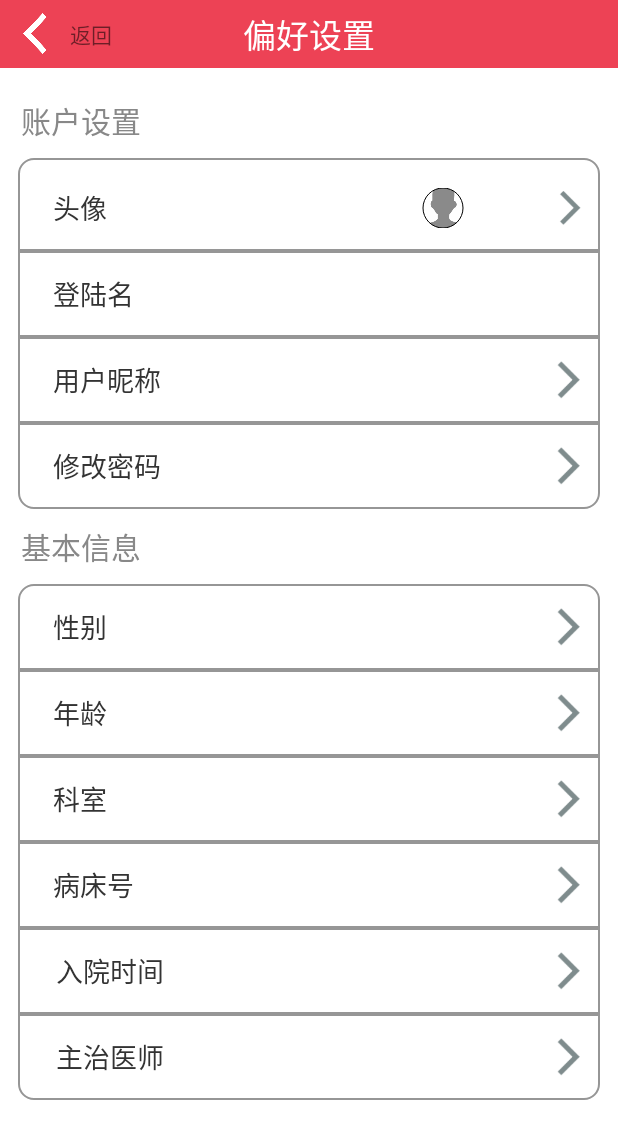
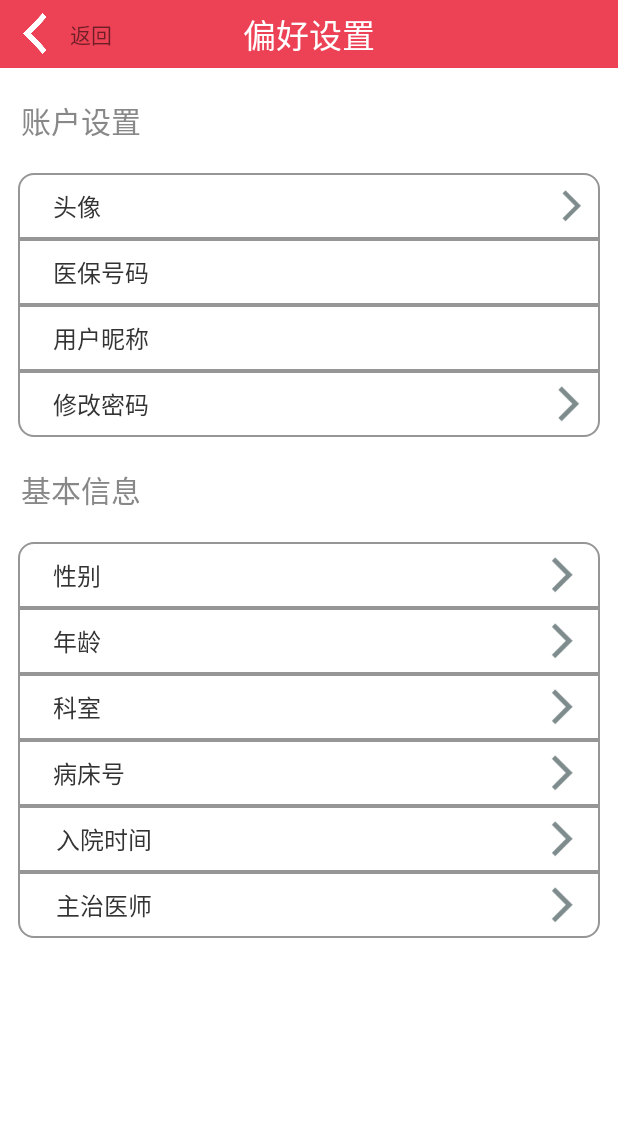
Before and after one commit to linw7/HAR-Android, an Android app: the SettingActivity screen opened directly, with no data from a screen before it, on a phone screen of 412 x 824 dp. Shown: the top 1139 px of the screen. Run offline under Robolectric (Android 15) with nearby library versions, the phone set to English and light mode, and no system bars; our stand-ins replace CircleImageView; 1 statement that could not run was skipped.

```diff
--- a/app/build.gradle
+++ b/app/build.gradle
@@ -38,4 +38,5 @@ dependencies {
     compile 'com.android.support.constraint:constraint-layout:1.0.2'
     compile 'com.android.support:cardview-v7:25.3.1'
     testCompile 'junit:junit:4.12'
+    compile 'com.google.android.gms:play-services-maps:10.2.6'
 }
--- a/app/src/main/res/layout/activity_setting.xml
+++ b/app/src/main/res/layout/activity_setting.xml
@@ -36,6 +36,11 @@
                 android:textColor="#ff888888"
                 android:textSize="20sp" />
 
+            <FrameLayout
+                android:layout_width="match_parent"
+                android:layout_height="10dp">
+            </FrameLayout>
+
             <LinearLayout
                 android:layout_width="fill_parent"
                 android:layout_height="match_parent">
@@ -52,22 +57,22 @@
                         android:layout_height="20dp"
                         android:layout_marginLeft="2.0dip"
                         android:layout_marginRight="2.0dip"
-                        android:paddingBottom="15.0dip"
-                        android:paddingTop="20.0dip"
+                        android:paddingBottom="10dp"
+                        android:paddingTop="10dp"
                         android:background="@drawable/editor_top"
-                        android:minHeight="60dp">
+                        android:minHeight="0dp">
 
                         <TextView
                             android:layout_width="0dp"
                             android:layout_height="wrap_content"
-                            android:layout_weight="11"
+                            android:layout_weight="15"
                             android:drawablePadding="10.0dip"
                             android:gravity="center_vertical"
                             android:includeFontPadding="false"
                             android:paddingLeft="15dip"
                             android:text="头像"
                             android:textColor="#ff333333"
-                            android:textSize="18sp" />
+                            android:textSize="16sp" />
 
                         <com.example.lele.protoui.CircleImg
                             android:id="@+id/setting_user_protrait"
@@ -75,10 +80,9 @@
                             android:layout_height="match_parent"
                             android:layout_column="1"
                             android:layout_gravity="left"
-                            android:layout_marginRight="50dp"
-                            android:layout_weight="2"
-                            android:foregroundGravity="left"
-                            android:src="@drawable/user" />
+                            android:layout_marginRight="10dp"
+                            android:layout_weight="1"
+                            android:foregroundGravity="left" />
 
                         <ImageView
                             android:layout_width="0dp"
@@ -96,9 +100,9 @@
                         android:layout_marginLeft="2.0dip"
                         android:layout_marginRight="2.0dip"
                         android:background="@drawable/editor_mid"
-                        android:paddingBottom="15.0dip"
-                        android:paddingTop="15.0dip"
-                        android:minHeight="50dp">
+                        android:paddingBottom="10dp"
+                        android:paddingTop="10dp"
+                        android:minHeight="0dp">
 
                         <TextView
                             android:id="@+id/textView2"
@@ -110,9 +114,9 @@
                             android:gravity="center_vertical"
                             android:includeFontPadding="false"
                             android:paddingLeft="15.0dip"
-                            android:text="登陆名"
+                            android:text="医保号码"
                             android:textColor="#ff333333"
-                            android:textSize="18sp" />
+                            android:textSize="16sp" />
 
                         <TextView
                             android:id="@+id/setting_uname"
@@ -120,7 +124,7 @@
                             android:layout_height="fill_parent"
                             android:layout_column="1"
                             android:layout_gravity="left"
-                            android:layout_weight="6"
+                            android:layout_weight="2"
                             android:gravity="left"
                             android:includeFontPadding="false"
                             android:textColor="#ff333333"
@@ -133,9 +137,9 @@
                         android:layout_marginLeft="2.0dip"
                         android:layout_marginRight="2.0dip"
                         android:background="@drawable/editor_mid"
-                        android:paddingBottom="15.0dip"
-                        android:paddingTop="15.0dip"
-                        android:minHeight="50dp">
+                        android:paddingBottom="10dp"
+                        android:paddingTop="10dp"
+                        android:minHeight="0dp">
 
                         <TextView
                             android:layout_width="0dp"
@@ -148,27 +152,19 @@
                             android:paddingLeft="15.0dip"
                             android:text="用户昵称"
                             android:textColor="#ff333333"
-                            android:textSize="18sp" />
+                            android:textSize="16sp" />
 
                         <TextView
                             android:id="@+id/setting_nickname"
                             android:layout_width="0dp"
                             android:layout_height="fill_parent"
                             android:layout_column="1"
-                            android:layout_weight="5"
+                            android:layout_weight="2"
                             android:gravity="center_vertical"
                             android:includeFontPadding="false"
                             android:textColor="#ff333333"
                             android:textSize="18sp" />
 
-                        <ImageView
-                            android:layout_width="0dp"
-                            android:layout_height="fill_parent"
-                            android:layout_column="2"
-                            android:layout_gravity="right"
-                            android:layout_weight="1"
-                            android:gravity="center_vertical"
-                            android:src="@drawable/arrow_forward_7f8c8d" />
                     </TableRow>
 
                     <TableRow
@@ -177,9 +173,9 @@
                         android:layout_marginLeft="2.0dip"
                         android:layout_marginRight="2.0dip"
                         android:background="@drawable/editor_bottom"
-                        android:paddingBottom="15.0dip"
-                        android:paddingTop="15.0dip"
-                        android:minHeight="50dp">
+                        android:paddingBottom="10dp"
+                        android:paddingTop="10dp"
+                        android:minHeight="0dp">
 
                         <TextView
                             android:layout_width="0dp"
@@ -192,7 +188,7 @@
                             android:paddingLeft="15.0dip"
                             android:text="修改密码"
                             android:textColor="#ff333333"
-                            android:textSize="18sp" />
+                            android:textSize="16sp" />
 
                         <TextView
                             android:id="@+id/setting_sex"
@@ -217,6 +213,11 @@
                 </TableLayout>
             </LinearLayout>
 
+            <FrameLayout
+                android:layout_width="match_parent"
+                android:layout_height="10dp">
+            </FrameLayout>
+
             <TextView
                 android:layout_width="fill_parent"
                 android:layout_height="wrap_content"
@@ -227,6 +228,11 @@
                 android:text="基本信息"
                 android:textColor="#ff888888"
                 android:textSize="20sp" />
+
+            <FrameLayout
+                android:layout_width="match_parent"
+                android:layout_height="10dp">
+            </FrameLayout>
 
             <LinearLayout
                 android:layout_width="fill_parent"
@@ -244,9 +250,9 @@
                         android:layout_marginLeft="2.0dip"
                         android:layout_marginRight="2.0dip"
                         android:background="@drawable/editor_top"
-                        android:paddingBottom="15.0dip"
-                        android:paddingTop="15.0dip"
-                        android:minHeight="50dp">
+                        android:paddingBottom="10dip"
+                        android:paddingTop="10dip"
+                        android:minHeight="0dp">
 
                         <TextView
                             android:layout_width="0dp"
@@ -259,17 +265,17 @@
                             android:paddingLeft="15.0dip"
                             android:text="性别"
                             android:textColor="#ff333333"
-                            android:textSize="18sp" />
+                            android:textSize="16sp" />
 
                         <TextView
                             android:layout_width="0dp"
                             android:layout_height="fill_parent"
                             android:layout_column="1"
-                            android:layout_weight="5"
+                            android:layout_weight="1"
                             android:gravity="center_vertical"
                             android:includeFontPadding="false"
                             android:textColor="#ff333333"
-                            android:textSize="18sp"
+                            android:textSize="16sp"
                             android:id="@+id/setting_clt_len" />
 
                         <ImageView
@@ -288,9 +294,9 @@
                         android:layout_marginLeft="2.0dip"
                         android:layout_marginRight="2.0dip"
                         android:background="@drawable/editor_mid"
-                        android:paddingBottom="15.0dip"
-                        android:paddingTop="15.0dip"
-                        android:minHeight="50dp">
+                        android:paddingBottom="10dp"
+                        android:paddingTop="10dp"
+                        android:minHeight="40dp">
 
                         <TextView
                             android:layout_width="0dp"
@@ -303,13 +309,13 @@
                             android:paddingLeft="15.0dip"
                             android:text="年龄"
                             android:textColor="#ff333333"
-                            android:textSize="18sp" />
+                            android:textSize="16sp" />
 
                         <TextView
                             android:layout_width="0dp"
                             android:layout_height="fill_parent"
                             android:layout_column="1"
-                            android:layout_weight="5"
+                            android:layout_weight="1"
                             android:gravity="center_vertical"
                             android:includeFontPadding="false"
                             android:textColor="#ff333333"
@@ -333,9 +339,9 @@
                         android:layout_marginLeft="2.0dip"
                         android:layout_marginRight="2.0dip"
                         android:background="@drawable/editor_mid"
-                        android:minHeight="50dp"
-                        android:paddingBottom="15.0dip"
-                        android:paddingTop="15.0dip">
+                        android:minHeight="0dp"
+                        android:paddingBottom="10dp"
+                        android:paddingTop="10dp">
 
                         <TextView
                             android:layout_width="0dp"
@@ -348,18 +354,18 @@
                             android:paddingLeft="15.0dip"
                             android:text="科室"
                             android:textColor="#ff333333"
-                            android:textSize="18sp" />
+                            android:textSize="16sp" />
 
                         <TextView
                             android:id="@+id/setting_clt_tight"
                             android:layout_width="0dp"
                             android:layout_height="fill_parent"
                             android:layout_column="1"
-                            android:layout_weight="5"
+                            android:layout_weight="1"
                             android:gravity="center_vertical"
                             android:includeFontPadding="false"
                             android:textColor="#ff333333"
-                            android:textSize="18sp" />
+                            android:textSize="16sp" />
 
                         <ImageView
                             android:layout_width="0dp"
@@ -377,9 +383,9 @@
                         android:layout_marginLeft="2.0dip"
                         android:layout_marginRight="2.0dip"
                         android:background="@drawable/editor_mid"
-                        android:paddingBottom="15.0dip"
-                        android:paddingTop="15.0dip"
-                        android:minHeight="50dp">
+                        android:paddingBottom="10dp"
+                        android:paddingTop="10dp"
+                        android:minHeight="0dp">
 
                         <TextView
                             android:layout_width="0dp"
@@ -392,13 +398,13 @@
                             android:paddingLeft="15.0dip"
                             android:text="病床号"
                             android:textColor="#ff333333"
-                            android:textSize="18sp" />
+                            android:textSize="16sp" />
 
                         <TextView
                             android:layout_width="0dp"
                             android:layout_height="fill_parent"
                             android:layout_column="1"
-                            android:layout_weight="5"
+                            android:layout_weight="1"
                             android:gravity="center_vertical"
                             android:includeFontPadding="false"
                             android:textColor="#ff333333"
@@ -421,9 +427,9 @@
                         android:layout_marginLeft="2.0dip"
                         android:layout_marginRight="2.0dip"
                         android:background="@drawable/editor_mid"
-                        android:paddingBottom="15.0dip"
-                        android:paddingTop="15.0dip"
-                        android:minHeight="50dp">
+                        android:paddingBottom="10dp"
+                        android:paddingTop="10dp"
+                        android:minHeight="0dp">
 
                         <TextView
                             android:layout_width="0dp"
@@ -436,18 +442,18 @@
                             android:paddingLeft="17.0dip"
                             android:text="入院时间"
                             android:textColor="#ff333333"
-                            android:textSize="18sp" />
+                            android:textSize="16sp" />
 
                         <TextView
                             android:id="@+id/setting_stmp_sty"
                             android:layout_width="0dp"
                             android:layout_height="fill_parent"
                             android:layout_column="1"
-                            android:layout_weight="5"
+                            android:layout_weight="1"
                             android:gravity="center_vertical"
                             android:includeFontPadding="false"
                             android:textColor="#ff333333"
-                            android:textSize="18sp" />
+                            android:textSize="16sp" />
 
                         <ImageView
                             android:layout_width="0dp"
@@ -465,9 +471,9 @@
                         android:layout_marginLeft="2.0dip"
                         android:layout_marginRight="2.0dip"
                         android:background="@drawable/editor_bottom"
-                        android:paddingBottom="15.0dip"
-                        android:paddingTop="15.0dip"
-                        android:minHeight="50dp">
+                        android:paddingBottom="10dp"
+                        android:paddingTop="10dp"
+                        android:minHeight="40dp">
 
                         <TextView
                             android:layout_width="0dp"
@@ -480,17 +486,17 @@
                             android:paddingLeft="17.0dip"
                             android:text="主治医师"
                             android:textColor="#ff333333"
-                            android:textSize="18sp" />
+                            android:textSize="16sp" />
 
                         <TextView
                             android:layout_width="0dp"
                             android:layout_height="fill_parent"
                             android:layout_column="1"
-                            android:layout_weight="5"
+                            android:layout_weight="1"
                             android:gravity="center_vertical"
                             android:includeFontPadding="false"
                             android:textColor="#ff333333"
-                            android:textSize="18sp"
+                            android:textSize="16sp"
                             android:id="@+id/setting_prf_color" />
 
                         <ImageView
```
Also changed, not shown: app/src/main/java/com/example/lele/protoui/CollectActivity.java (+7 -5 lines), app/src/main/java/com/example/lele/protoui/GetFeatures.java (+189 -38 lines), app/src/main/java/com/example/lele/protoui/InitiateActivity.java (+3 -36 lines), app/src/main/res/layout/activity_initiate.xml (+1 -11 lines).
